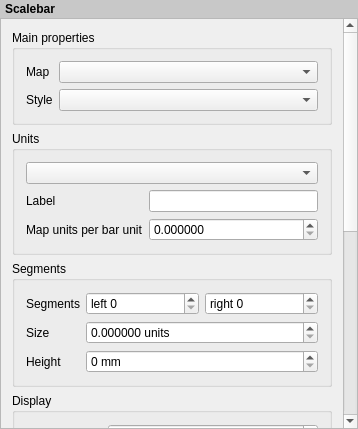
Old version of the form src/ui/qgscomposerscalebarwidgetbase.ui in the repository carsmie/QGIS.
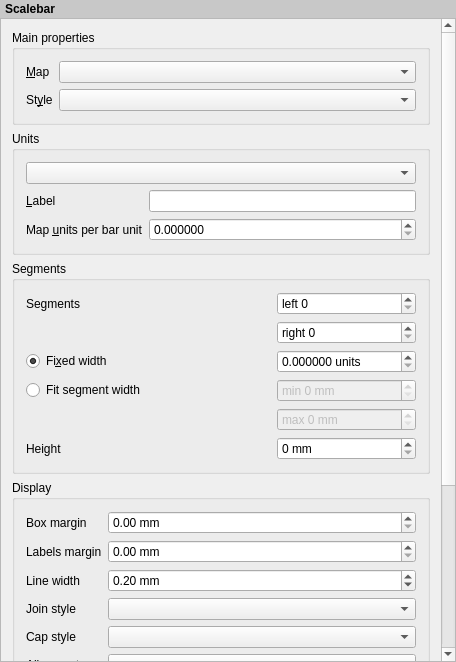
New version of the form. Custom widgets are drawn as their Qt base class.

Commit message: [FEATURE] Add scalebar sizing mode to fit a desired scalebar width (fix #8995)

The edit to the form file:
```diff
--- a/src/ui/qgscomposerscalebarwidgetbase.ui
+++ b/src/ui/qgscomposerscalebarwidgetbase.ui
@@ -6,8 +6,8 @@
    <rect>
     <x>0</x>
     <y>0</y>
-    <width>358</width>
-    <height>429</height>
+    <width>456</width>
+    <height>662</height>
    </rect>
   </property>
   <property name="sizePolicy">
@@ -51,9 +51,9 @@
       <property name="geometry">
        <rect>
         <x>0</x>
-        <y>-73</y>
-        <width>340</width>
-        <height>819</height>
+        <y>-275</y>
+        <width>438</width>
+        <height>914</height>
        </rect>
       </property>
       <layout class="QVBoxLayout" name="mainLayout">
@@ -81,7 +81,7 @@
              </sizepolicy>
             </property>
             <property name="text">
-             <string>Map</string>
+             <string>&amp;Map</string>
             </property>
             <property name="wordWrap">
              <bool>true</bool>
@@ -107,7 +107,7 @@
           <item row="1" column="0">
            <widget class="QLabel" name="mStyleLabel">
             <property name="text">
-             <string>Style</string>
+             <string>St&amp;yle</string>
             </property>
             <property name="buddy">
              <cstring>mStyleComboBox</cstring>
@@ -138,7 +138,7 @@
           <item row="1" column="0">
            <widget class="QLabel" name="mUnitLabelLabel">
             <property name="text">
-             <string>Label</string>
+             <string>&amp;Label</string>
             </property>
             <property name="wordWrap">
              <bool>true</bool>
@@ -154,7 +154,7 @@
           <item row="2" column="0">
            <widget class="QLabel" name="mMapUnitsPerBarUnitLabel">
             <property name="text">
-             <string>Map units per bar unit</string>
+             <string>Map &amp;units per bar unit</string>
             </property>
             <property name="wordWrap">
              <bool>false</bool>
@@ -197,7 +197,7 @@
          <property name="collapsed" stdset="0">
           <bool>false</bool>
          </property>
-         <layout class="QGridLayout" name="gridLayout_3" columnstretch="0,1">
+         <layout class="QGridLayout" name="gridLayout_3" columnstretch="0,0,0">
           <item row="0" column="0">
            <widget class="QLabel" name="mSegmentLabel">
             <property name="text">
@@ -205,47 +205,7 @@
             </property>
            </widget>
           </item>
-          <item row="0" column="1">
-           <layout class="QHBoxLayout" name="horizontalLayout">
-            <item>
-             <widget class="QgsSpinBox" name="mSegmentsLeftSpinBox">
-              <property name="suffix">
-               <string/>
-              </property>
-              <property name="prefix">
-               <string>left </string>
-              </property>
-             </widget>
-            </item>
-            <item>
-             <widget class="QgsSpinBox" name="mNumberOfSegmentsSpinBox">
-              <property name="suffix">
-               <string/>
-              </property>
-              <property name="prefix">
-               <string>right </string>
-              </property>
-              <property name="value">
-               <number>0</number>
-              </property>
-             </widget>
-            </item>
-           </layout>
-          </item>
-          <item row="1" column="0">
-           <widget class="QLabel" name="mSegmentSizeLabel">
-            <property name="text">
-             <string>Size</string>
-            </property>
-            <property name="wordWrap">
-             <bool>true</bool>
-            </property>
-            <property name="buddy">
-             <cstring>mSegmentSizeSpinBox</cstring>
-            </property>
-           </widget>
-          </item>
-          <item row="1" column="1">
+          <item row="2" column="2">
            <widget class="QgsDoubleSpinBox" name="mSegmentSizeSpinBox">
             <property name="suffix">
              <string> units</string>
@@ -261,14 +221,69 @@
             </property>
            </widget>
           </item>
-          <item row="2" column="0">
+          <item row="5" column="0" colspan="2">
            <widget class="QLabel" name="label">
             <property name="text">
              <string>Height</string>
             </property>
            </widget>
           </item>
-          <item row="2" column="1">
+          <item row="1" column="2">
+           <widget class="QgsSpinBox" name="mNumberOfSegmentsSpinBox">
+            <property name="suffix">
+             <string/>
+            </property>
+            <property name="prefix">
+             <string>right </string>
+            </property>
+            <property name="value">
+             <number>0</number>
+            </property>
+           </widget>
+          </item>
+          <item row="4" column="2">
+           <widget class="QgsSpinBox" name="mMaxWidthSpinBox">
+            <property name="enabled">
+             <bool>false</bool>
+            </property>
+            <property name="suffix">
+             <string> mm</string>
+            </property>
+            <property name="prefix">
+             <string>max </string>
+            </property>
+            <property name="maximum">
+             <number>999</number>
+            </property>
+           </widget>
+          </item>
+          <item row="0" column="2">
+           <widget class="QgsSpinBox" name="mSegmentsLeftSpinBox">
+            <property name="suffix">
+             <string/>
+            </property>
+            <property name="prefix">
+             <string>left </string>
+            </property>
+           </widget>
+          </item>
+          <item row="3" column="2">
+           <widget class="QgsSpinBox" name="mMinWidthSpinBox">
+            <property name="enabled">
+             <bool>false</bool>
+            </property>
+            <property name="suffix">
+             <string> mm</string>
+            </property>
+            <property name="prefix">
+             <string>min </string>
+            </property>
+            <property name="maximum">
+             <number>999</number>
+            </property>
+           </widget>
+          </item>
+          <item row="5" column="2">
            <widget class="QgsSpinBox" name="mHeightSpinBox">
             <property name="suffix">
              <string> mm</string>
@@ -281,6 +296,23 @@
             </property>
            </widget>
           </item>
+          <item row="2" column="0" colspan="2">
+           <widget class="QRadioButton" name="mFixedSizeRadio">
+            <property name="text">
+             <string>Fi&amp;xed width</string>
+            </property>
+            <property name="checked">
+             <bool>true</bool>
+            </property>
+           </widget>
+          </item>
+          <item row="3" column="0" colspan="2">
+           <widget class="QRadioButton" name="mFitWidthRadio">
+            <property name="text">
+             <string>Fit segment width</string>
+            </property>
+           </widget>
+          </item>
          </layout>
         </widget>
        </item>
```
Left out of the diff: 23 changed lines with no effect on the pictures. The commit also changes 5 other files.
